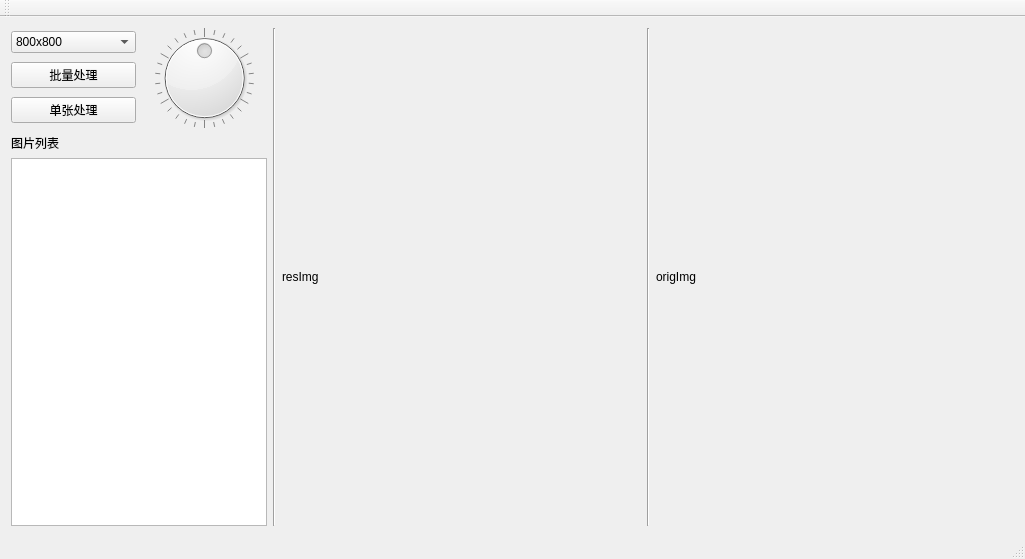
Old version of the form qt_project/MainWindow.ui in the repository hejiangda/DaDaXiuXiu.
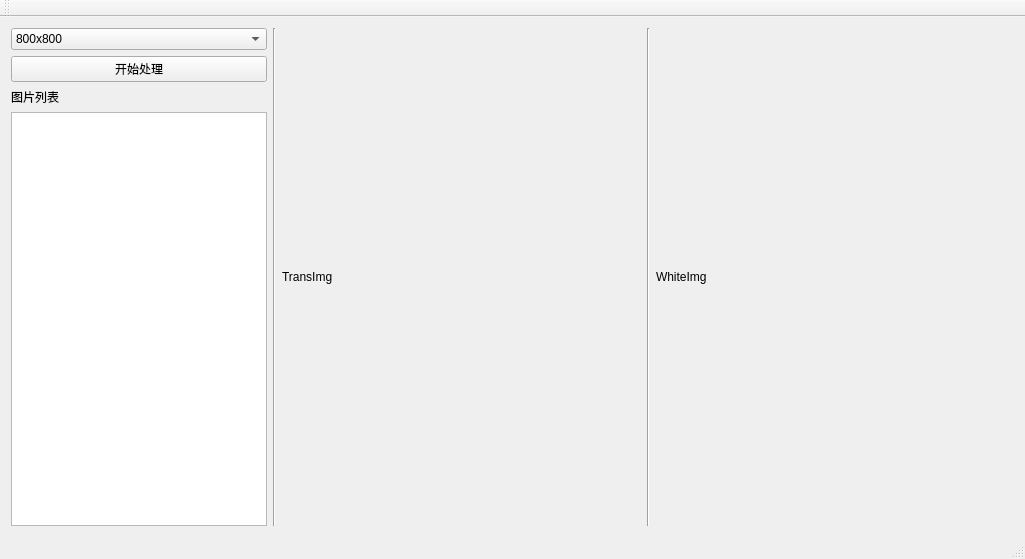
New version of the form.

```diff
--- a/qt_project/MainWindow.ui
+++ b/qt_project/MainWindow.ui
@@ -50,44 +50,12 @@
           <item>
            <widget class="QPushButton" name="pushButton">
             <property name="text">
-             <string>批量处理</string>
-            </property>
-           </widget>
-          </item>
-          <item>
-           <widget class="QPushButton" name="pushButton_2">
-            <property name="text">
-             <string>单张处理</string>
+             <string>开始处理</string>
             </property>
            </widget>
           </item>
          </layout>
         </item>
-        <item>
-         <widget class="QDial" name="dial">
-          <property name="sizePolicy">
-           <sizepolicy hsizetype="Minimum" vsizetype="Minimum">
-            <horstretch>0</horstretch>
-            <verstretch>0</verstretch>
-           </sizepolicy>
-          </property>
-          <property name="minimum">
-           <number>-30</number>
-          </property>
-          <property name="maximum">
-           <number>30</number>
-          </property>
-          <property name="wrapping">
-           <bool>true</bool>
-          </property>
-          <property name="notchTarget">
-           <double>3.700000000000000</double>
-          </property>
-          <property name="notchesVisible">
-           <bool>true</bool>
-          </property>
-         </widget>
-        </item>
        </layout>
       </item>
       <item>
@@ -136,7 +104,7 @@
          </sizepolicy>
         </property>
         <property name="text">
-         <string>origImg</string>
+         <string>WhiteImg</string>
         </property>
        </widget>
       </item>
@@ -156,7 +124,7 @@
          </sizepolicy>
         </property>
         <property name="text">
-         <string>resImg</string>
+         <string>TransImg</string>
         </property>
        </widget>
       </item>
```
Left out of the diff: 4 changed lines with no effect on the pictures.
